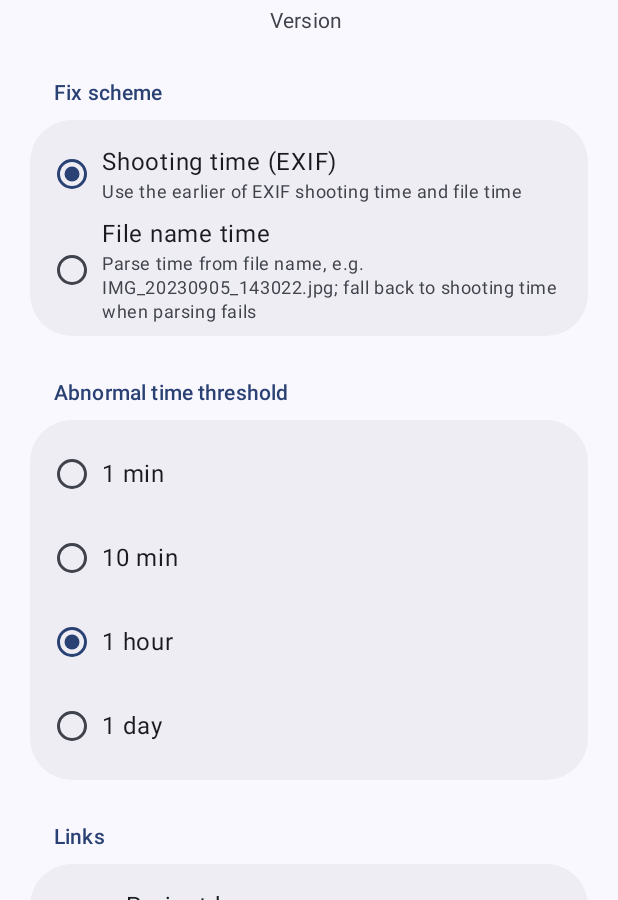
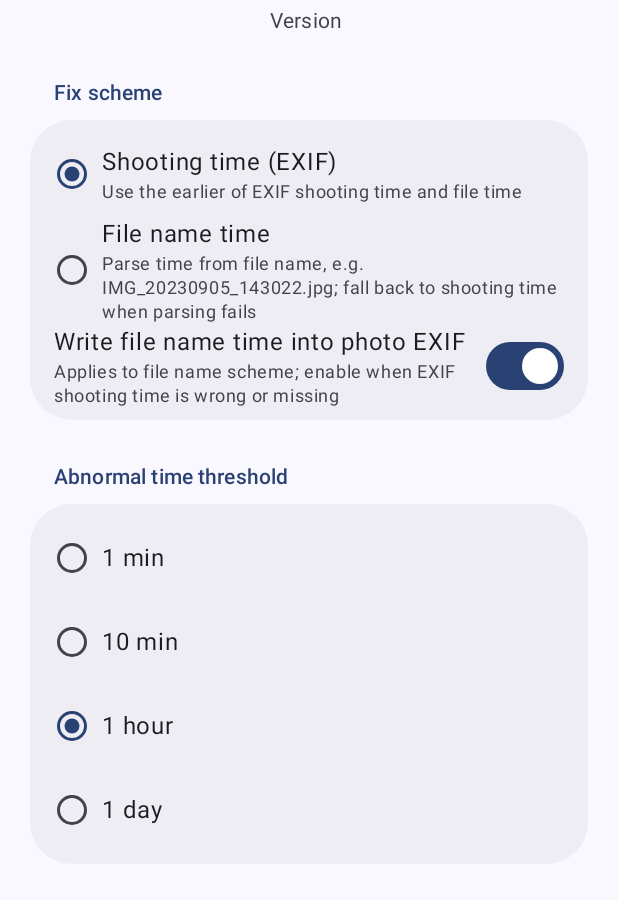
Before and after one commit to SiRan-Dev/PhotoTimeFixer, an Android app built with Jetpack Compose: the screen it shows after launch (SettingsActivity), after a tap on "Settings", on a phone screen of 412 x 824 dp, the part 336-1236 px from its top. Run offline under Robolectric (Android 15) with nearby library versions, the light colour scheme and no system bars; 1 statement that could not run was skipped.

Commit message:
feat(fix-scheme): write filename time into photo EXIF with toggle
MediaStore rescan rebuilds date_taken from EXIF first, so photos whose
embedded shooting time is wrong/missing would revert to a bad gallery
date after the filename-scheme fix. Write the parsed filename time into
DateTimeOriginal/DateTime/DateTimeDigital via androidx.exifinterface
before touching the file mtime. The write is configurable in settings
(write_exif, on by default) and silently skipped for unsupported formats.

```diff
--- a/app/build.gradle.kts
+++ b/app/build.gradle.kts
@@ -64,6 +64,7 @@ dependencies {
     implementation(libs.androidx.compose.ui)
     implementation(libs.androidx.compose.material3)
     implementation(libs.androidx.compose.ui.tooling.preview)
+    implementation(libs.androidx.exifinterface)
     testImplementation(libs.junit)
     androidTestImplementation(libs.androidx.espresso.core)
     androidTestImplementation(libs.androidx.junit)
--- a/app/src/main/java/com/sirandev/phototimefixer/MainActivity.kt
+++ b/app/src/main/java/com/sirandev/phototimefixer/MainActivity.kt
@@ -87,6 +87,7 @@ import androidx.core.content.ContextCompat
 import androidx.core.content.edit
 import androidx.core.net.toUri
 import androidx.core.view.WindowCompat
+import androidx.exifinterface.media.ExifInterface
 import androidx.lifecycle.lifecycleScope
 import kotlinx.coroutines.Dispatchers
 import kotlinx.coroutines.launch
@@ -131,6 +132,7 @@ class MainActivity : ComponentActivity() {
     private val mediaItems = mutableStateListOf<MediaItem>()
     private var thresholdSeconds by mutableLongStateOf(60 * 60L)
     private var fixScheme by mutableIntStateOf(SCHEME_TAKEN)
+    private var writeExif by mutableStateOf(true)
     private var scanning by mutableStateOf(false)
     private var fixing by mutableStateOf(false)
     private var statusText by mutableStateOf("")
@@ -141,6 +143,7 @@ class MainActivity : ComponentActivity() {
         applySystemBarAppearance()
         thresholdSeconds = prefs.getLong("threshold_seconds", thresholdSeconds)
         fixScheme = prefs.getInt("fix_scheme", SCHEME_TAKEN)
+        writeExif = prefs.getBoolean("write_exif", true)
 
         setContent {
             PhotoTimeFixerTheme {
@@ -158,9 +161,13 @@ class MainActivity : ComponentActivity() {
         super.onResume()
         val savedThreshold = prefs.getLong("threshold_seconds", thresholdSeconds)
         val savedScheme = prefs.getInt("fix_scheme", SCHEME_TAKEN)
-        val changed = savedThreshold != thresholdSeconds || savedScheme != fixScheme
+        val savedWriteExif = prefs.getBoolean("write_exif", true)
+        val changed = savedThreshold != thresholdSeconds ||
+            savedScheme != fixScheme ||
+            savedWriteExif != writeExif
         if (savedThreshold != thresholdSeconds) thresholdSeconds = savedThreshold
         if (savedScheme != fixScheme) fixScheme = savedScheme
+        if (savedWriteExif != writeExif) writeExif = savedWriteExif
         if (changed) {
             lastJumpedAbnormalIndex = -1
             updateStatus()
@@ -314,8 +321,11 @@ class MainActivity : ComponentActivity() {
      * 1. 依据当前方案确定正确时间——
      *    · 方案1（默认）：取「文件时间与拍摄时间中更早者」；
      *    · 方案2：优先取从文件名解析出的拍摄时间，解析失败时回退到方案1 逻辑；
-     * 2. 把文件时间设为该时间；
-     * 3. 通过 rename 走 → 删记录 → rename 回 → 触发重扫，让系统按文件时间重建 date_taken。
+     * 2. 方案2 且文件名可解析、且「写入 EXIF」开关开启时，把该时间写入照片 EXIF——
+     *    因为系统重扫时优先按 EXIF 重建 date_taken，若文件内 EXIF 本身错误或缺失，
+     *    只改文件时间会导致相册日期又被「恢复」错误；
+     * 3. 把文件时间设为该时间；
+     * 4. 通过 rename 走 → 删记录 → rename 回 → 触发重扫，让系统按文件时间重建 date_taken。
      */
     private fun fixOne(item: MediaItem): Boolean {
         if (item.path.isBlank()) return false
@@ -325,13 +335,14 @@ class MainActivity : ComponentActivity() {
         val modifiedMillis = item.dateModifiedSeconds * 1000
         val takenMillis = item.dateTakenMillis
         val fallbackMillis = if (takenMillis > 0) minOf(takenMillis, modifiedMillis) else modifiedMillis
-        val correctMillis = if (fixScheme == SCHEME_FILENAME && item.filenameMillis > 0) {
-            item.filenameMillis
-        } else {
-            fallbackMillis
-        }
+        val useFilenameTime = fixScheme == SCHEME_FILENAME && item.filenameMillis > 0
+        val correctMillis = if (useFilenameTime) item.filenameMillis else fallbackMillis
 
         return try {
+            // 先写 EXIF 再改文件时间：saveAttributes 重写文件会更新修改时间
+            if (useFilenameTime && writeExif) {
+                writeExifDateTime(file, item.filenameMillis)
+            }
             file.setLastModified(correctMillis)
 
             // rename 走 → 删记录 → rename 回 → 触发扫描，等价于「删除重放」但保留文件内容
@@ -347,6 +358,23 @@ class MainActivity : ComponentActivity() {
             true
         } catch (_: Exception) {
             false
+        }
+    }
+
+    /**
+     * 把文件名时间写入照片 EXIF（DateTimeOriginal / DateTime / DateTimeDigital），
+     * 供系统重扫时按 EXIF 正确重建 date_taken。
+     * 不支持 EXIF 写入的格式或写入失败时静默忽略，仅保留文件时间修复，不影响主流程。
+     */
+    private fun writeExifDateTime(file: File, millis: Long) {
+        try {
+            val exif = ExifInterface(file.absolutePath)
+            val formatted = SimpleDateFormat("yyyy:MM:dd HH:mm:ss", Locale.US).format(Date(millis))
+            exif.setAttribute(ExifInterface.TAG_DATETIME_ORIGINAL, formatted)
+            exif.setAttribute(ExifInterface.TAG_DATETIME, formatted)
+            exif.setAttribute(ExifInterface.TAG_DATETIME_DIGITIZED, formatted)
+            exif.saveAttributes()
+        } catch (_: Exception) {
         }
     }
 
--- a/app/src/main/java/com/sirandev/phototimefixer/SettingsActivity.kt
+++ b/app/src/main/java/com/sirandev/phototimefixer/SettingsActivity.kt
@@ -48,11 +48,13 @@ import androidx.compose.material3.IconButton
 import androidx.compose.material3.MaterialTheme
 import androidx.compose.material3.RadioButton
 import androidx.compose.material3.Surface
+import androidx.compose.material3.Switch
 import androidx.compose.material3.Text
 import androidx.compose.runtime.Composable
 import androidx.compose.runtime.getValue
 import androidx.compose.runtime.mutableIntStateOf
 import androidx.compose.runtime.mutableLongStateOf
+import androidx.compose.runtime.mutableStateOf
 import androidx.compose.runtime.remember
 import androidx.compose.runtime.setValue
 import androidx.compose.ui.Alignment
@@ -107,6 +109,9 @@ class SettingsActivity : ComponentActivity() {
         }
         var fixScheme by remember {
             mutableIntStateOf(prefs.getInt("fix_scheme", MainActivity.SCHEME_TAKEN))
+        }
+        var writeExif by remember {
+            mutableStateOf(prefs.getBoolean("write_exif", true))
         }
 
         val versionName = remember {
@@ -240,6 +245,37 @@ class SettingsActivity : ComponentActivity() {
                                     )
                                 }
                             }
+                        }
+
+                        // 开关：方案2下把文件名时间写入照片 EXIF（默认开启）
+                        Row(
+                            modifier = Modifier
+                                .fillMaxWidth()
+                                .heightIn(min = 56.dp)
+                                .clip(MaterialTheme.shapes.medium)
+                                .clickable {
+                                    writeExif = !writeExif
+                                    prefs.edit { putBoolean("write_exif", writeExif) }
+                                }
+                                .padding(horizontal = 16.dp),
+                            verticalAlignment = Alignment.CenterVertically
+                        ) {
+                            Column(modifier = Modifier.weight(1f)) {
+                                Text(
+                                    text = stringResource(R.string.exif_write_title),
+                                    style = MaterialTheme.typography.bodyLarge,
+                                    color = MaterialTheme.colorScheme.onSurface
+                                )
+                                Text(
+                                    text = stringResource(R.string.exif_write_desc),
+                                    style = MaterialTheme.typography.bodySmall,
+                                    color = MaterialTheme.colorScheme.onSurfaceVariant
+                                )
+                            }
+                            Switch(
+                                checked = writeExif,
+                                onCheckedChange = null // 由 Row 的 clickable 处理
+                            )
                         }
                     }
                 }
--- a/app/src/main/res/values/strings.xml
+++ b/app/src/main/res/values/strings.xml
@@ -32,6 +32,8 @@
     <string name="fix_scheme_taken_desc">Use the earlier of EXIF shooting time and file time</string>
     <string name="fix_scheme_filename">File name time</string>
     <string name="fix_scheme_filename_desc">Parse time from file name, e.g. IMG_20230905_143022.jpg; fall back to shooting time when parsing fails</string>
+    <string name="exif_write_title">Write file name time into photo EXIF</string>
+    <string name="exif_write_desc">Applies to file name scheme; enable when EXIF shooting time is wrong or missing</string>
 
     <!-- Threshold options -->
     <string name="threshold_min">1 min</string>
--- a/gradle/libs.versions.toml
+++ b/gradle/libs.versions.toml
@@ -10,6 +10,7 @@ material = "1.10.0"
 activityKtx = "1.8.0"
 composeBom = "2025.09.00"
 activityCompose = "1.10.1"
+exifInterface = "1.4.1"
 
 [libraries]
 androidx-core-ktx = { group = "androidx.core", name = "core-ktx", version.ref = "coreKtx" }
@@ -24,6 +25,7 @@ androidx-activity-compose = { group = "androidx.activity", name = "activity-comp
 androidx-compose-ui = { group = "androidx.compose.ui", name = "ui" }
 androidx-compose-material3 = { group = "androidx.compose.material3", name = "material3" }
 androidx-compose-ui-tooling-preview = { group = "androidx.compose.ui", name = "ui-tooling-preview" }
+androidx-exifinterface = { group = "androidx.exifinterface", name = "exifinterface", version.ref = "exifInterface" }
 
 [plugins]
 android-application = { id = "com.android.application", version.ref = "agp" }
```
Also changed, not shown: 2 other files.
